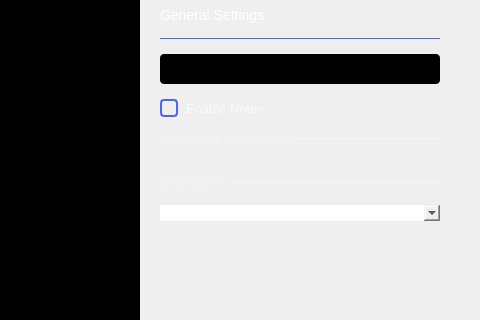
First picture: the form in ui/logic_analyzer.ui, repository analogdevicesinc/scopy, before the edit; both pictures show x 800 to 1280 and y 104 to 424 of the 1280 by 654 pixel window.
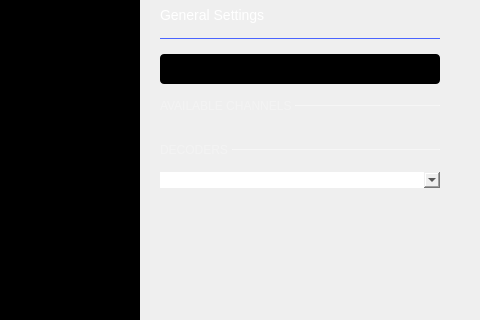
Second picture: the form after the edit. Icons and pictures are not drawn. Custom widgets are drawn as their Qt base class.

Commit message:
General: Added instrument notes to all instruments
Moved instrument enable to preferences so all instrument notes are enabled
from the same spot

Diff of the .ui file:
```diff
--- a/ui/logic_analyzer.ui
+++ b/ui/logic_analyzer.ui
@@ -1624,32 +1624,6 @@
                        </property>
                       </widget>
                      </item>
-                     <item>
-                      <widget class="QCheckBox" name="notesEnable">
-                       <property name="styleSheet">
-                        <string notr="true">
-QCheckBox {
-  spacing: 8px;
-  background-color: transparent;
-  font-size: 13px;
-  font-weight: normal;
-  color: rgba(255, 255, 255, 153);
-}
-
-QCheckBox::indicator {
-  width: 14px;
-  height: 14px;
-  border: 2px solid rgb(74,100,255);
-  border-radius: 4px;
-}
-QCheckBox::indicator:unchecked { background-color: transparent; }
-QCheckBox::indicator:checked { background-color: rgb(74,100,255); }</string>
-                       </property>
-                       <property name="text">
-                        <string>Enable Notes</string>
-                       </property>
-                      </widget>
-                     </item>
                      <item>
                       <layout class="QHBoxLayout" name="subTitleLayout">
                        <property name="spacing">
@@ -2154,6 +2128,11 @@
    <header>menu_anim.hpp</header>
    <container>1</container>
   </customwidget>
+  <customwidget>
+   <class>adiscope::CustomPushButton</class>
+   <extends>QPushButton</extends>
+   <header>customPushButton.hpp</header>
+  </customwidget>
   <customwidget>
    <class>adiscope::RunSingleWidget</class>
    <extends>QWidget</extends>
@@ -2165,11 +2144,6 @@
    <extends>QPushButton</extends>
    <header>customSwitch.hpp</header>
   </customwidget>
-  <customwidget>
-   <class>adiscope::CustomPushButton</class>
-   <extends>QPushButton</extends>
-   <header>customPushButton.hpp</header>
-  </customwidget>
   <customwidget>
    <class>adiscope::InstrumentNotes</class>
    <extends>QWidget</extends>
```
Left out of the diff: 2 changed lines with no effect on the pictures. The commit also changes 44 other files.
